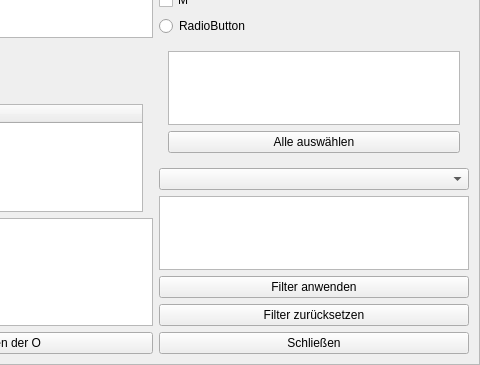
The window that modules/examples/test_focus.ui (telekom/qgis_plugin_template) describes before a commit, drawn with Qt 5; both pictures show x 168 to 648 and y 449 to 814 of the 648 by 814 pixel window.
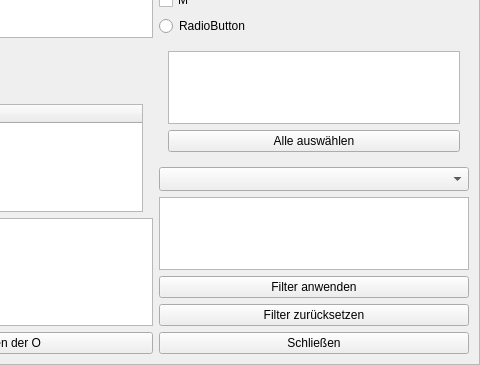
The same window after the commit. Custom widgets are drawn as their Qt base class.

Patch:
```diff
--- a/modules/examples/test_focus.ui
+++ b/modules/examples/test_focus.ui
@@ -554,7 +554,11 @@
              </spacer>
             </item>
             <item>
-             <widget class="QgsMapLayerComboBox" name="mMapLayerComboBox"/>
+             <widget class="QgsMapLayerComboBox" name="LayerDrD">
+              <property name="sizeAdjustPolicy">
+               <enum>QComboBox::AdjustToMinimumContentsLengthWithIcon</enum>
+              </property>
+             </widget>
             </item>
             <item>
              <widget class="QTableWidget" name="tableWidget"/>
```
Left out of the diff: 78 changed lines with no effect on the pictures.
